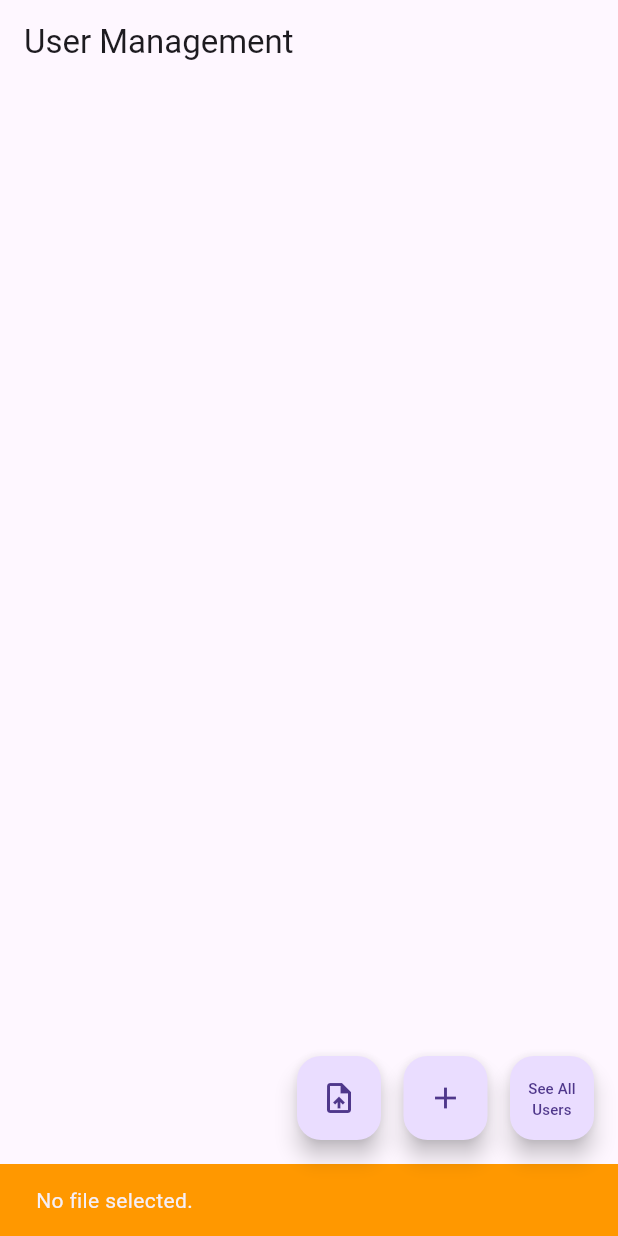
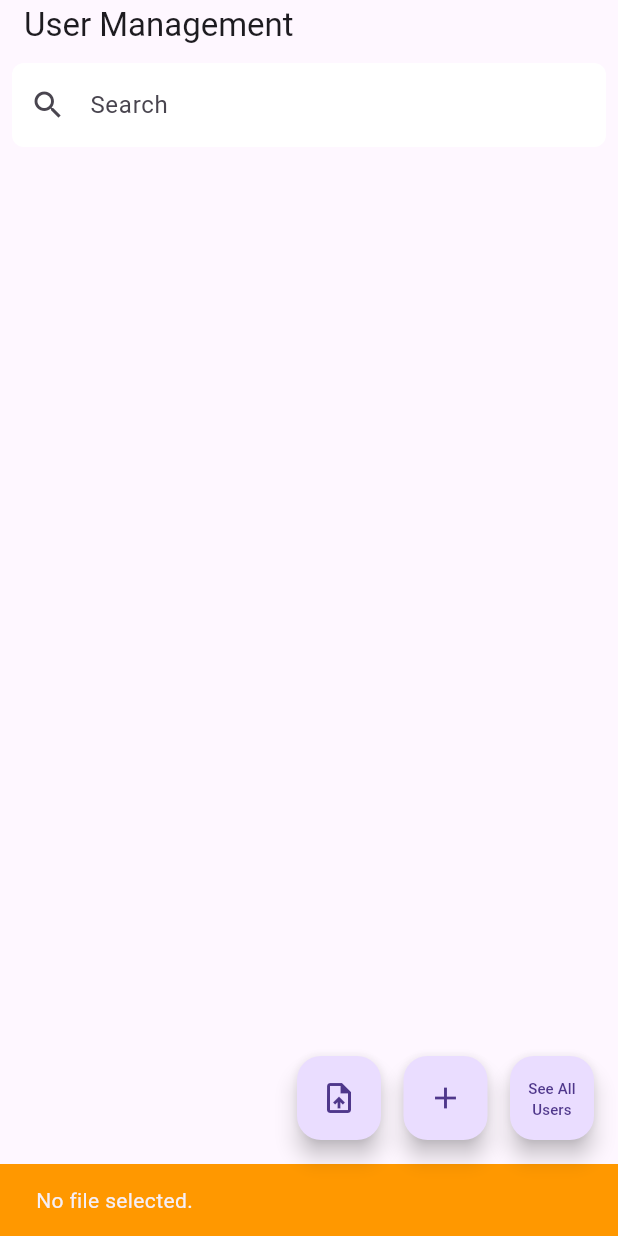
Before and after one commit to 3Big-Projet3-2024-2025/6-SortieApp, a Flutter app: the UserListScreen screen opened directly, after a tap on the "upload file" icon, on a phone screen of 412 x 824 dp. Run offline on Flutter 3.47's test engine with Material 3 defaults, Android fonts, the phone set to English and light mode, and no system bars; our stand-ins replace file_picker, flutter_secure_storage, get, image_picker; accounts and stored records are empty; network calls fail.

Commit message:
Add search tab for User Mangagement page

```diff
--- a/SortieAppFrontend/sortie_app_frontend/lib/pages/user_crud_page.dart
+++ b/SortieAppFrontend/sortie_app_frontend/lib/pages/user_crud_page.dart
@@ -46,6 +46,10 @@ class _UserListScreenState extends State<UserListScreen> {
   List users = [];
   List roles = [];
 
+  // For search tab
+  List filteredUsers = [];
+  String searchQuery = "";
+
   @override
   void initState() {
     super.initState();
@@ -61,6 +65,7 @@ class _UserListScreenState extends State<UserListScreen> {
       if (response.statusCode == 200) {
         setState(() {
           users = json.decode(response.body);
+          filteredUsers = users;
         });
       } else {
         throw Exception('Failed to load users');
@@ -68,6 +73,18 @@ class _UserListScreenState extends State<UserListScreen> {
     } catch (e) {
       print('Error: $e');
     }
+  }
+
+  void filterUsers(String query) {
+    setState(() {
+      searchQuery = query.toLowerCase();
+      filteredUsers = users.where((user) {
+        final name = user['name_user']?.toLowerCase() ?? '';
+        final lastname = user['lastname_user']?.toLowerCase() ?? '';
+        final email = user['email']?.toLowerCase() ?? '';
+        return name.contains(searchQuery) || lastname.contains(searchQuery) || email.contains(searchQuery);
+      }).toList();
+    });
   }
 
   Future<void> fetchRoles() async {
@@ -464,11 +481,42 @@ class _UserListScreenState extends State<UserListScreen> {
     return Scaffold(
       appBar: AppBar(
         title: const Text('User Management'),
+        bottom: PreferredSize(
+          preferredSize: const Size.fromHeight(50.0),
+          child: Padding(
+            padding: const EdgeInsets.all(8.0),
+            child: TextField(
+              onChanged: (query) {
+                setState(() {
+                  searchQuery = query.toLowerCase();
+                  filteredUsers = users.where((user) {
+                    final name = user['name_user']?.toLowerCase() ?? '';
+                    final lastname = user['lastname_user']?.toLowerCase() ?? '';
+                    final email = user['email']?.toLowerCase() ?? '';
+                    return name.contains(searchQuery) ||
+                        lastname.contains(searchQuery) ||
+                        email.contains(searchQuery);
+                  }).toList();
+                });
+              },
+              decoration: InputDecoration(
+                hintText: 'Search',
+                prefixIcon: const Icon(Icons.search),
+                border: OutlineInputBorder(
+                  borderRadius: BorderRadius.circular(8.0),
+                  borderSide: BorderSide.none,
+                ),
+                filled: true,
+                fillColor: Colors.white,
+              ),
+            ),
+          ),
+        ),
       ),
       body: ListView.builder(
-        itemCount: users.length,
+        itemCount: filteredUsers.length,
         itemBuilder: (context, index) {
-          final user = users[index];
+          final user = filteredUsers[index];
 
           final roleName = user['role_user']?['name_role'] ?? 'Unknown Role';
           final address = user['address_user'] ?? 'No Address';
```
